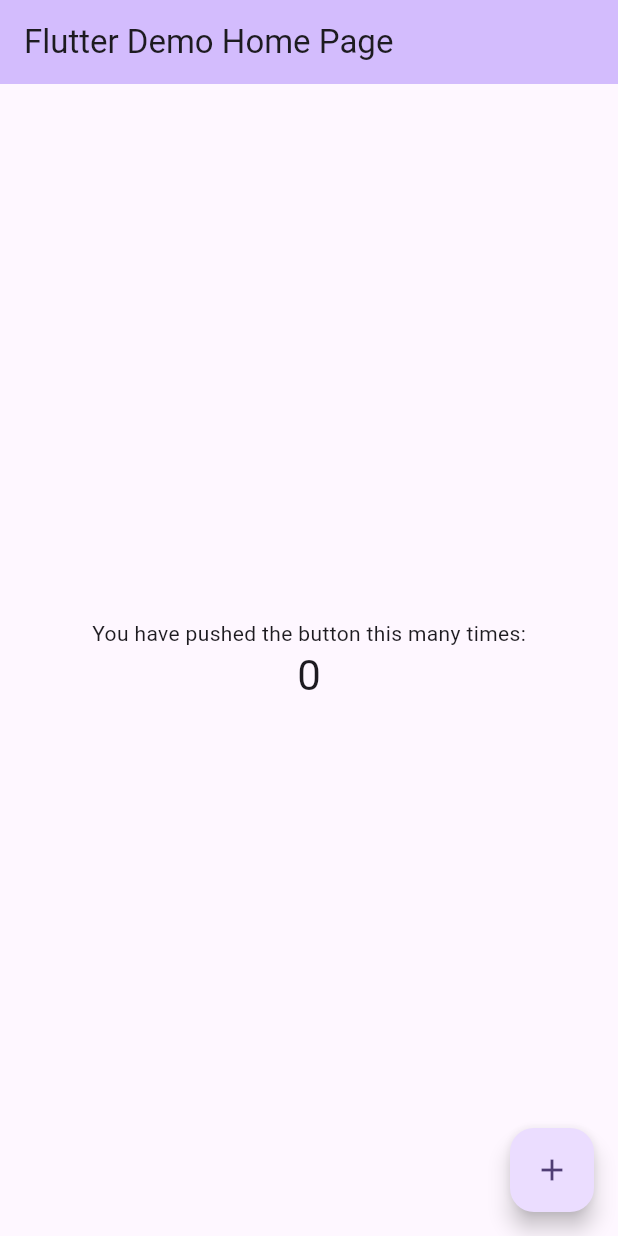
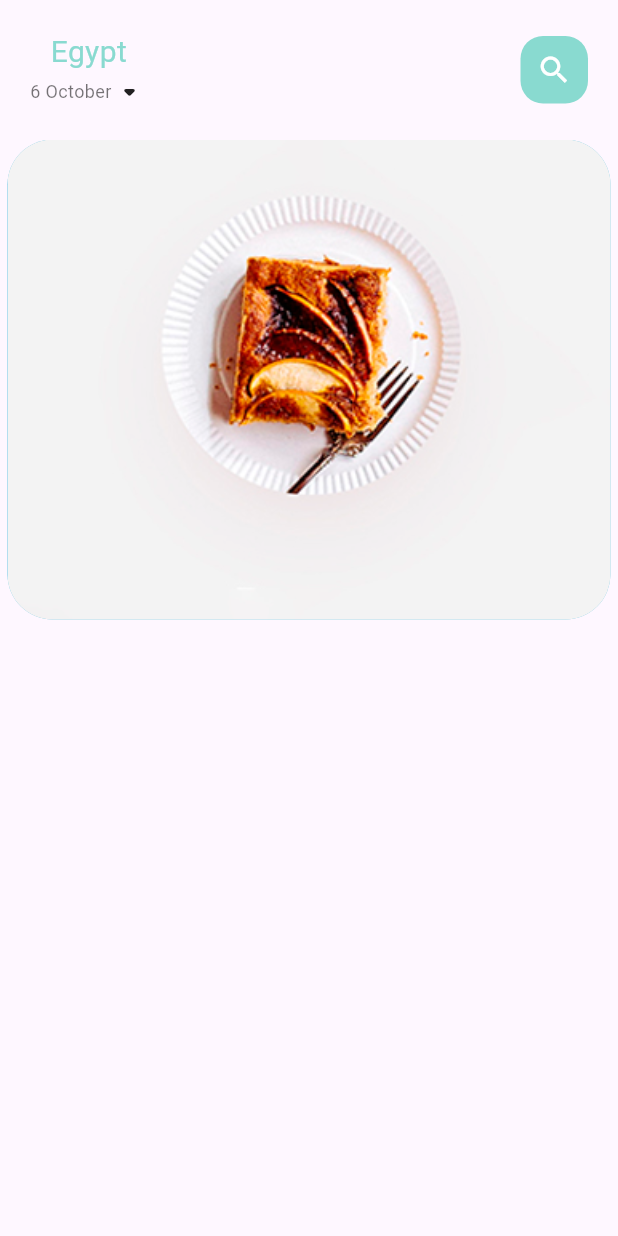
Before and after one commit to abodmadi/Food-Delivery-App, a Flutter app: the screen it shows after launch, on a phone screen of 412 x 824 dp. Run offline on Flutter 3.47's test engine with Material 2 defaults, Android fonts, the phone set to English and light mode, and no system bars.

Commit message:
Create A Home Page in APP

```diff
--- /dev/null
+++ b/lib/home/food_page_body.dart
@@ -0,0 +1,41 @@
+import 'package:flutter/material.dart';
+
+class FoodPageBody extends StatefulWidget {
+  const FoodPageBody({super.key});
+
+  @override
+  State<FoodPageBody> createState() => _FoodPageBodyState();
+}
+
+class _FoodPageBodyState extends State<FoodPageBody> {
+  @override
+  Widget build(BuildContext context) {
+    return Container(
+      height: 320,
+      child: PageView.builder(
+        itemBuilder: (context, index) {
+          return _builtFoodBageItem(index);
+        },
+        itemCount: 5,
+      ),
+    );
+  }
+
+  Widget _builtFoodBageItem(int index) {
+    return Container(
+      //height: 220,
+      margin: EdgeInsets.only(
+        left: 5,
+        right: 5,
+      ),
+      decoration: BoxDecoration(
+        color: index.isEven ? Color(0xFF69c5df) : Color(0xFF9294cc),
+        borderRadius: BorderRadius.circular(30),
+        image: DecorationImage(
+          fit: BoxFit.cover,
+          image: AssetImage('assets/image/food1.png'),
+        ),
+      ),
+    );
+  }
+}
--- /dev/null
+++ b/lib/home/main_food_page.dart
@@ -0,0 +1,79 @@
+import 'package:flutter/material.dart';
+import 'package:food_delivery_app/home/food_page_body.dart';
+import 'package:food_delivery_app/utils/colors.dart';
+import 'package:food_delivery_app/widgets/custom_big_text.dart';
+import 'package:food_delivery_app/widgets/custom_small_text.dart';
+
+class MainFoodPage extends StatefulWidget {
+  const MainFoodPage({super.key});
+
+  @override
+  State<MainFoodPage> createState() => _MainFoodPageState();
+}
+
+class _MainFoodPageState extends State<MainFoodPage> {
+  @override
+  Widget build(BuildContext context) {
+    return Scaffold(
+      body: SafeArea(
+        child: Column(
+          children: [
+            // Header
+            Container(
+              child: Container(
+                margin: EdgeInsets.only(
+                  top: 20,
+                  bottom: 20,
+                ),
+                padding: EdgeInsets.only(
+                  left: 20,
+                  right: 20,
+                ),
+                child: Row(
+                  mainAxisAlignment: MainAxisAlignment.spaceBetween,
+                  children: [
+                    Column(
+                      children: [
+                        CustomBigText(
+                          text: 'Egypt',
+                          color: AppColors.mainColor,
+                        ),
+                        Row(
+                          children: [
+                            CustomSmallText(
+                              text: '6 October',
+                              color: Colors.black54,
+                            ),
+                            Icon(
+                              Icons.arrow_drop_down_rounded,
+                            )
+                          ],
+                        ),
+                      ],
+                    ),
+                    Center(
+                      child: Container(
+                        width: 45,
+                        height: 45,
+                        decoration: BoxDecoration(
+                          color: AppColors.mainColor,
+                          borderRadius: BorderRadius.all(Radius.circular(15.0)),
+                        ),
+                        child: Icon(
+                          Icons.search,
+                          color: Colors.white,
+                        ),
+                      ),
+                    ),
+                  ],
+                ),
+              ),
+            ),
+            // Food Page Body
+            FoodPageBody(),
+          ],
+        ),
+      ),
+    );
+  }
+}
--- a/lib/main.dart
+++ b/lib/main.dart
@@ -1,4 +1,5 @@
 import 'package:flutter/material.dart';
+import 'package:food_delivery_app/home/main_food_page.dart';
 
 void main() {
   runApp(const MyApp());
@@ -12,114 +13,12 @@ class MyApp extends StatelessWidget {
   Widget build(BuildContext context) {
     return MaterialApp(
       title: 'Flutter Demo',
+      debugShowCheckedModeBanner: false,
       theme: ThemeData(
-        // This is the theme of your application.
-        //
-        // TRY THIS: Try running your application with "flutter run". You'll see
-        // the application has a blue toolbar. Then, without quitting the app,
-        // try changing the seedColor in the colorScheme below to Colors.green
-        // and then invoke "hot reload" (save your changes or press the "hot
-        // reload" button in a Flutter-supported IDE, or press "r" if you used
-        // the command line to start the app).
-        //
-        // Notice that the counter didn't reset back to zero; the application
-        // state is not lost during the reload. To reset the state, use hot
-        // restart instead.
-        //
-        // This works for code too, not just values: Most code changes can be
-        // tested with just a hot reload.
         colorScheme: ColorScheme.fromSeed(seedColor: Colors.deepPurple),
         useMaterial3: true,
       ),
-      home: const MyHomePage(title: 'Flutter Demo Home Page'),
+      home: const MainFoodPage(),
     );
   }
 }
-
-class MyHomePage extends StatefulWidget {
-  const MyHomePage({super.key, required this.title});
-
-  // This widget is the home page of your application. It is stateful, meaning
-  // that it has a State object (defined below) that contains fields that affect
-  // how it looks.
-
-  // This class is the configuration for the state. It holds the values (in this
-  // case the title) provided by the parent (in this case the App widget) and
-  // used by the build method of the State. Fields in a Widget subclass are
-  // always marked "final".
-
-  final String title;
-
-  @override
-  State<MyHomePage> createState() => _MyHomePageState();
-}
-
-class _MyHomePageState extends State<MyHomePage> {
-  int _counter = 0;
-
-  void _incrementCounter() {
-    setState(() {
-      // This call to setState tells the Flutter framework that something has
-      // changed in this State, which causes it to rerun the build method below
-      // so that the display can reflect the updated values. If we changed
-      // _counter without calling setState(), then the build method would not be
-      // called again, and so nothing would appear to happen.
-      _counter++;
-    });
-  }
-
-  @override
-  Widget build(BuildContext context) {
-    // This method is rerun every time setState is called, for instance as done
-    // by the _incrementCounter method above.
-    //
-    // The Flutter framework has been optimized to make rerunning build methods
-    // fast, so that you can just rebuild anything that needs updating rather
-    // than having to individually change instances of widgets.
-    return Scaffold(
-      appBar: AppBar(
-        // TRY THIS: Try changing the color here to a specific color (to
-        // Colors.amber, perhaps?) and trigger a hot reload to see the AppBar
-        // change color while the other colors stay the same.
-        backgroundColor: Theme.of(context).colorScheme.inversePrimary,
-        // Here we take the value from the MyHomePage object that was created by
-        // the App.build method, and use it to set our appbar title.
-        title: Text(widget.title),
-      ),
-      body: Center(
-        // Center is a layout widget. It takes a single child and positions it
-        // in the middle of the parent.
-        child: Column(
-          // Column is also a layout widget. It takes a list of children and
-          // arranges them vertically. By default, it sizes itself to fit its
-          // children horizontally, and tries to be as tall as its parent.
-          //
-          // Column has various properties to control how it sizes itself and
-          // how it positions its children. Here we use mainAxisAlignment to
-          // center the children vertically; the main axis here is the vertical
-          // axis because Columns are vertical (the cross axis would be
-          // horizontal).
-          //
-          // TRY THIS: Invoke "debug painting" (choose the "Toggle Debug Paint"
-          // action in the IDE, or press "p" in the console), to see the
-          // wireframe for each widget.
-          mainAxisAlignment: MainAxisAlignment.center,
-          children: <Widget>[
-            const Text(
-              'You have pushed the button this many times:',
-            ),
-            Text(
-              '$_counter',
-              style: Theme.of(context).textTheme.headlineMedium,
-            ),
-          ],
-        ),
-      ),
-      floatingActionButton: FloatingActionButton(
-        onPressed: _incrementCounter,
-        tooltip: 'Increment',
-        child: const Icon(Icons.add),
-      ), // This trailing comma makes auto-formatting nicer for build methods.
-    );
-  }
-}
--- /dev/null
+++ b/lib/widgets/custom_big_text.dart
@@ -0,0 +1,33 @@
+// ignore_for_file: must_be_immutable
+
+import 'package:flutter/material.dart';
+
+class CustomBigText extends StatelessWidget {
+  final String text;
+  Color? color;
+  double fontSize;
+  TextOverflow overFlow;
+
+  CustomBigText({
+    Key? key,
+    required this.text,
+    this.color = const Color(0xFF332d2b),
+    this.fontSize = 20,
+    this.overFlow = TextOverflow.ellipsis,
+  }) : super(key: key);
+
+  @override
+  Widget build(BuildContext context) {
+    return Text(
+      text,
+      maxLines: 1,
+      overflow: overFlow,
+      style: TextStyle(
+        color: color,
+        fontSize: fontSize,
+        fontFamily: 'Roboto',
+        fontWeight: FontWeight.w400,
+      ),
+    );
+  }
+}
--- /dev/null
+++ b/lib/widgets/custom_small_text.dart
@@ -0,0 +1,31 @@
+// ignore_for_file: must_be_immutable
+
+import 'package:flutter/material.dart';
+
+class CustomSmallText extends StatelessWidget {
+  final String text;
+  Color? color;
+  double fontSize;
+  double height;
+
+  CustomSmallText({
+    Key? key,
+    required this.text,
+    this.color = const Color(0xFFccc7c5),
+    this.fontSize = 12,
+    this.height=1.2,
+  }) : super(key: key);
+
+  @override
+  Widget build(BuildContext context) {
+    return Text(
+      text,
+      style: TextStyle(
+        color: color,
+        fontSize: fontSize,
+        fontFamily: 'Roboto',
+        height: height,
+      ),
+    );
+  }
+}
```
